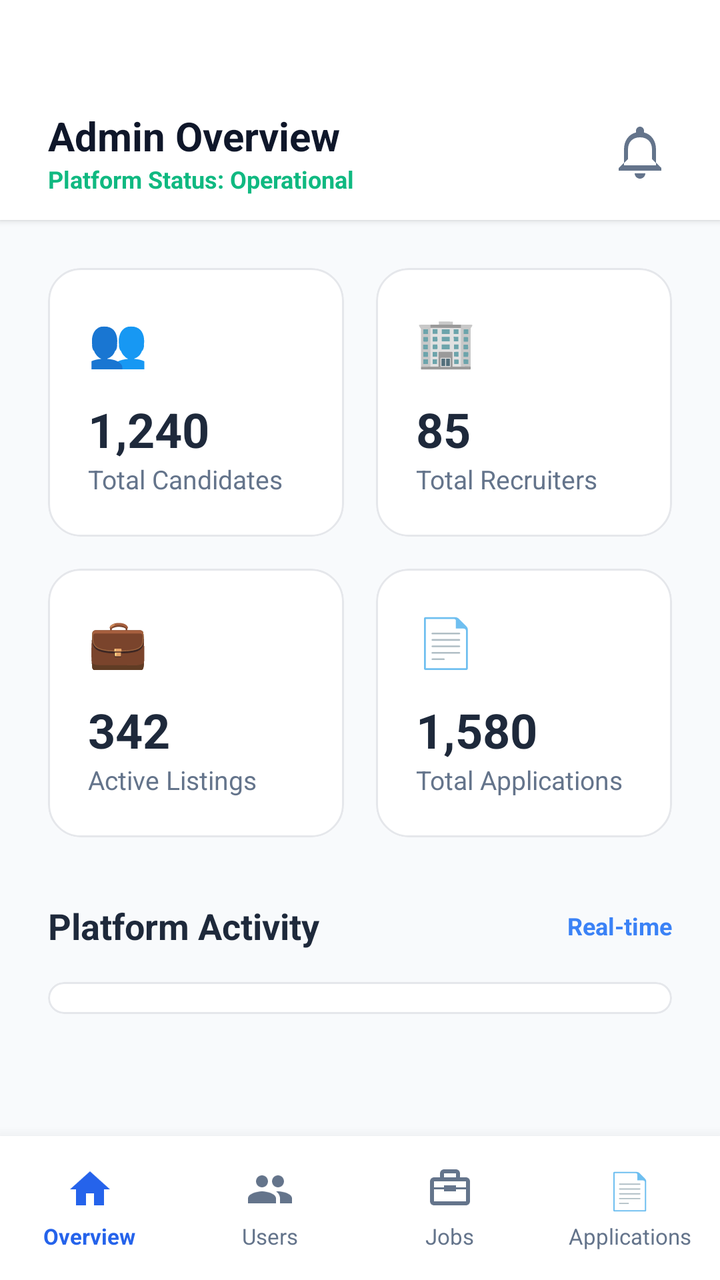
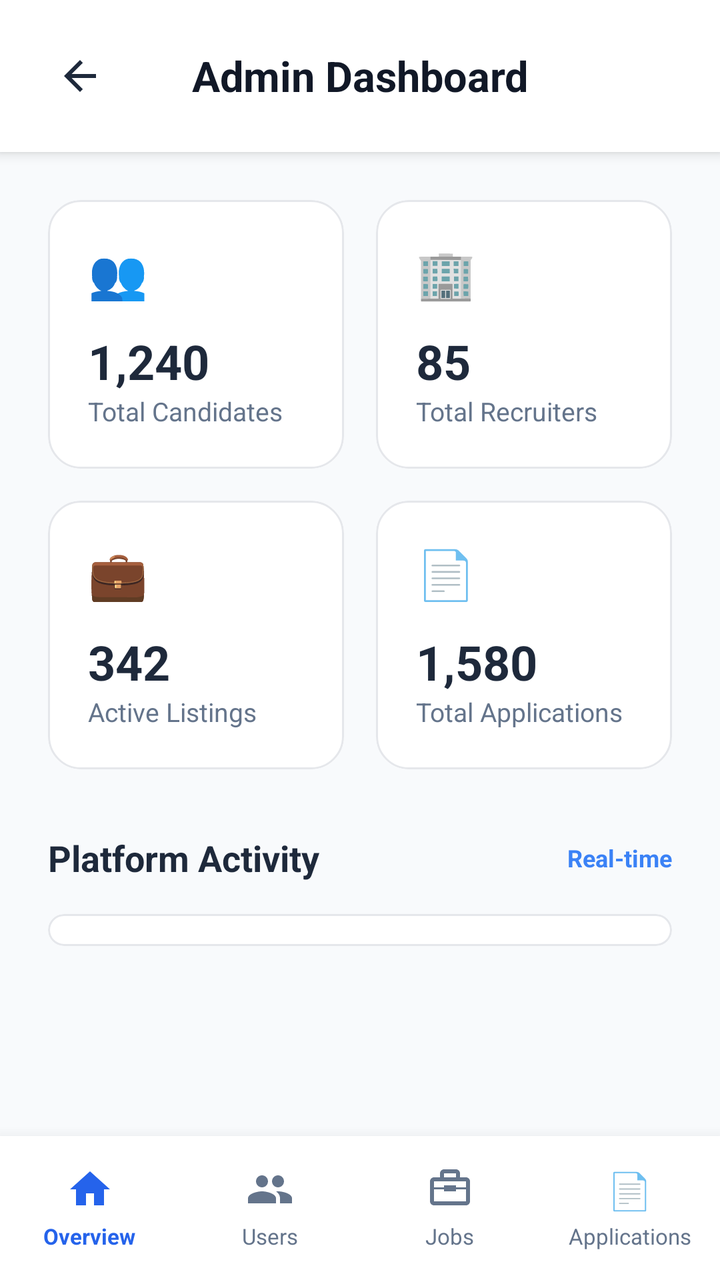

An Android layout rendered at two revisions. The XML below is the earlier revision; the diff shows what the commit changed to produce the second picture.
<!-- AndroidManifest.xml: application theme Theme.CloudHire -->
<!-- res/layout/activity_admin_dashboard.xml -->
<?xml version="1.0" encoding="utf-8"?>
<LinearLayout xmlns:android="http://schemas.android.com/apk/res/android"
    xmlns:app="http://schemas.android.com/apk/res-auto"
    android:layout_width="match_parent"
    android:layout_height="match_parent"
    android:background="#F8FAFC"
    android:fitsSystemWindows="true"
    android:orientation="vertical">

    
    <LinearLayout
        android:layout_width="match_parent"
        android:layout_height="110dp"
        android:background="@android:color/white"
        android:elevation="2dp"
        android:gravity="center_vertical"
        android:orientation="horizontal"
        android:paddingStart="24dp"
        android:paddingTop="42dp"
        android:paddingEnd="24dp">

        <LinearLayout
            android:layout_width="0dp"
            android:layout_height="wrap_content"
            android:layout_weight="1"
            android:orientation="vertical">

            <TextView
                android:layout_width="wrap_content"
                android:layout_height="wrap_content"
                android:text="Admin Overview"
                android:textColor="#0F172A"
                android:textSize="20sp"
                android:textStyle="bold" />

            <TextView
                android:layout_width="wrap_content"
                android:layout_height="wrap_content"
                android:text="Platform Status: Operational"
                android:textColor="#10B981"
                android:textSize="12sp"
                android:textStyle="bold" />
        </LinearLayout>

        <ImageView
            android:layout_width="32dp"
            android:layout_height="32dp"
            android:src="@drawable/recruiter_dashboard_notifications"
            app:tint="#64748B" />

    </LinearLayout>

    
    <androidx.core.widget.NestedScrollView
        android:layout_width="match_parent"
        android:layout_height="0dp"
        android:layout_weight="1"
        android:fillViewport="true">

        <LinearLayout
            android:layout_width="match_parent"
            android:layout_height="wrap_content"
            android:orientation="vertical"
            android:padding="24dp">

            
            <GridLayout
                android:layout_width="match_parent"
                android:layout_height="wrap_content"
                android:alignmentMode="alignMargins"
                android:columnCount="2"
                android:rowCount="2">

                
                <androidx.cardview.widget.CardView
                    android:layout_width="0dp"
                    android:layout_height="wrap_content"
                    android:layout_columnWeight="1"
                    android:layout_marginEnd="8dp"
                    android:layout_marginBottom="16dp"
                    app:cardCornerRadius="16dp"
                    app:cardElevation="0dp">

                    <LinearLayout
                        android:layout_width="match_parent"
                        android:layout_height="wrap_content"
                        android:background="@drawable/recruiter_dashboard_card"
                        android:orientation="vertical"
                        android:padding="20dp">

                        <TextView
                            android:layout_width="wrap_content"
                            android:layout_height="wrap_content"
                            android:text="👥"
                            android:textSize="24sp" />

                        <TextView
                            android:id="@+id/txtTotalCandidates"
                            android:layout_width="wrap_content"
                            android:layout_height="wrap_content"
                            android:layout_marginTop="12dp"
                            android:text="1,240"
                            android:textColor="#1E293B"
                            android:textSize="24sp"
                            android:textStyle="bold" />

                        <TextView
                            android:layout_width="wrap_content"
                            android:layout_height="wrap_content"
                            android:text="Total Candidates"
                            android:textColor="#64748B"
                            android:textSize="13sp" />
                    </LinearLayout>
                </androidx.cardview.widget.CardView>

                
                <androidx.cardview.widget.CardView
                    android:layout_width="0dp"
                    android:layout_height="wrap_content"
                    android:layout_columnWeight="1"
                    android:layout_marginStart="8dp"
                    android:layout_marginBottom="16dp"
                    app:cardCornerRadius="16dp"
                    app:cardElevation="0dp">

                    <LinearLayout
                        android:layout_width="match_parent"
                        android:layout_height="wrap_content"
                        android:background="@drawable/recruiter_dashboard_card"
                        android:orientation="vertical"
                        android:padding="20dp">

                        <TextView
                            android:layout_width="wrap_content"
                            android:layout_height="wrap_content"
                            android:text="🏢"
                            android:textSize="24sp" />

                        <TextView
                            android:id="@+id/txtTotalRecruiters"
                            android:layout_width="wrap_content"
                            android:layout_height="wrap_content"
                            android:layout_marginTop="12dp"
                            android:text="85"
                            android:textColor="#1E293B"
                            android:textSize="24sp"
                            android:textStyle="bold" />

                        <TextView
                            android:layout_width="wrap_content"
                            android:layout_height="wrap_content"
                            android:text="Total Recruiters"
                            android:textColor="#64748B"
                            android:textSize="13sp" />
                    </LinearLayout>
                </androidx.cardview.widget.CardView>

                
                <androidx.cardview.widget.CardView
                    android:layout_width="0dp"
                    android:layout_height="wrap_content"
                    android:layout_columnWeight="1"
                    android:layout_marginEnd="8dp"
                    app:cardCornerRadius="16dp"
                    app:cardElevation="0dp">

                    <LinearLayout
                        android:layout_width="match_parent"
                        android:layout_height="wrap_content"
                        android:background="@drawable/recruiter_dashboard_card"
                        android:orientation="vertical"
                        android:padding="20dp">

                        <TextView
                            android:layout_width="wrap_content"
                            android:layout_height="wrap_content"
                            android:text="💼"
                            android:textSize="24sp" />

                        <TextView
                            android:id="@+id/txtTotalJobs"
                            android:layout_width="wrap_content"
                            android:layout_height="wrap_content"
                            android:layout_marginTop="12dp"
                            android:text="342"
                            android:textColor="#1E293B"
                            android:textSize="24sp"
                            android:textStyle="bold" />

                        <TextView
                            android:layout_width="wrap_content"
                            android:layout_height="wrap_content"
                            android:text="Active Listings"
                            android:textColor="#64748B"
                            android:textSize="13sp" />
                    </LinearLayout>
                </androidx.cardview.widget.CardView>

                
                <androidx.cardview.widget.CardView
                    android:layout_width="0dp"
                    android:layout_height="wrap_content"
                    android:layout_columnWeight="1"
                    android:layout_marginStart="8dp"
                    app:cardCornerRadius="16dp"
                    app:cardElevation="0dp">

                    <LinearLayout
                        android:layout_width="match_parent"
                        android:layout_height="wrap_content"
                        android:background="@drawable/recruiter_dashboard_card"
                        android:orientation="vertical"
                        android:padding="20dp">

                        <TextView
                            android:layout_width="wrap_content"
                            android:layout_height="wrap_content"
                            android:text="📄"
                            android:textSize="24sp" />

                        <TextView
                            android:id="@+id/txtTotalApplications"
                            android:layout_width="wrap_content"
                            android:layout_height="wrap_content"
                            android:layout_marginTop="12dp"
                            android:text="1,580"
                            android:textColor="#1E293B"
                            android:textSize="24sp"
                            android:textStyle="bold" />

                        <TextView
                            android:layout_width="wrap_content"
                            android:layout_height="wrap_content"
                            android:text="Total Applications"
                            android:textColor="#64748B"
                            android:textSize="13sp" />
                    </LinearLayout>
                </androidx.cardview.widget.CardView>

            </GridLayout>

            
            <LinearLayout
                android:layout_width="match_parent"
                android:layout_height="wrap_content"
                android:layout_marginTop="32dp"
                android:gravity="center_vertical"
                android:orientation="horizontal">

                <TextView
                    android:layout_width="0dp"
                    android:layout_height="wrap_content"
                    android:layout_weight="1"
                    android:text="Platform Activity"
                    android:textColor="#1E293B"
                    android:textSize="18sp"
                    android:textStyle="bold" />

                <TextView
                    android:layout_width="wrap_content"
                    android:layout_height="wrap_content"
                    android:text="Real-time"
                    android:textColor="#3B82F6"
                    android:textSize="12sp"
                    android:textStyle="bold" />
            </LinearLayout>

            <androidx.cardview.widget.CardView
                android:layout_width="match_parent"
                android:layout_height="wrap_content"
                android:layout_marginTop="16dp"
                app:cardCornerRadius="16dp"
                app:cardElevation="0dp">

                <LinearLayout
                    android:id="@+id/recentActivityContainer"
                    android:layout_width="match_parent"
                    android:layout_height="wrap_content"
                    android:background="@drawable/recruiter_dashboard_card"
                    android:orientation="vertical"
                    android:padding="8dp" />

            </androidx.cardview.widget.CardView>

        </LinearLayout>
    </androidx.core.widget.NestedScrollView>

    
    <LinearLayout
        android:layout_width="match_parent"
        android:layout_height="72dp"
        android:background="@android:color/white"
        android:elevation="12dp"
        android:gravity="center_vertical"
        android:orientation="horizontal">

        <LinearLayout
            android:id="@+id/navAdminHome"
            android:layout_width="0dp"
            android:layout_height="match_parent"
            android:layout_weight="1"
            android:clickable="true"
            android:focusable="true"
            android:gravity="center"
            android:orientation="vertical">

            <ImageView
                android:layout_width="24dp"
                android:layout_height="24dp"
                android:src="@drawable/recruiter_dashboard_home"
                app:tint="@color/dashboard_primary" />

            <TextView
                android:layout_width="wrap_content"
                android:layout_height="wrap_content"
                android:layout_marginTop="4dp"
                android:text="Overview"
                android:textColor="@color/dashboard_primary"
                android:textSize="11sp"
                android:textStyle="bold" />
        </LinearLayout>

        <LinearLayout
            android:id="@+id/navAdminUsers"
            android:layout_width="0dp"
            android:layout_height="match_parent"
            android:layout_weight="1"
            android:clickable="true"
            android:focusable="true"
            android:gravity="center"
            android:orientation="vertical">

            <ImageView
                android:layout_width="24dp"
                android:layout_height="24dp"
                android:src="@drawable/recruiter_dashboard_people"
                app:tint="#64748B" />

            <TextView
                android:layout_width="wrap_content"
                android:layout_height="wrap_content"
                android:layout_marginTop="4dp"
                android:text="Users"
                android:textColor="#64748B"
                android:textSize="11sp" />
        </LinearLayout>

        <LinearLayout
            android:id="@+id/navAdminJobs"
            android:layout_width="0dp"
            android:layout_height="match_parent"
            android:layout_weight="1"
            android:clickable="true"
            android:focusable="true"
            android:gravity="center"
            android:orientation="vertical">

            <ImageView
                android:layout_width="24dp"
                android:layout_height="24dp"
                android:src="@drawable/recruiter_dashboard_briefcase"
                app:tint="#64748B" />

            <TextView
                android:layout_width="wrap_content"
                android:layout_height="wrap_content"
                android:layout_marginTop="4dp"
                android:text="Jobs"
                android:textColor="#64748B"
                android:textSize="11sp" />
        </LinearLayout>

        <LinearLayout
            android:id="@+id/navAdminApps"
            android:layout_width="0dp"
            android:layout_height="match_parent"
            android:layout_weight="1"
            android:clickable="true"
            android:focusable="true"
            android:gravity="center"
            android:orientation="vertical">

            <TextView
                android:layout_width="wrap_content"
                android:layout_height="24dp"
                android:text="📄"
                android:textSize="18sp" />

            <TextView
                android:layout_width="wrap_content"
                android:layout_height="wrap_content"
                android:layout_marginTop="4dp"
                android:text="Applications"
                android:textColor="#64748B"
                android:textSize="11sp" />
        </LinearLayout>

    </LinearLayout>
</LinearLayout>
<!-- resources referenced by this layout -->
<resources>
  <color name="dashboard_primary">#2563EB</color>
  <!-- drawable recruiter_dashboard_briefcase (drawable) -->
  <?xml version="1.0" encoding="utf-8"?>
  <vector xmlns:android="http://schemas.android.com/apk/res/android"
      android:width="24dp"
      android:height="24dp"
      android:viewportWidth="24"
      android:viewportHeight="24">
  
      <path
          android:fillColor="#667085"
          android:pathData="M20,6h-3V4c0,-1.1 -0.9,-2 -2,-2H9c-1.1,0 -2,0.9 -2,2v2H4c-1.1,0 -2,0.9 -2,2v10c0,1.1 0.9,2 2,2h16c1.1,0 2,-0.9 2,-2V8c0,-1.1 -0.9,-2 -2,-2zM9,4h6v2H9V4zM20,18H4v-6h5v1h6v-1h5v6zM9,11H4V8h16v3h-5v-1H9v1z" />
  
  </vector>
  <!-- drawable recruiter_dashboard_card (drawable) -->
  <?xml version="1.0" encoding="utf-8"?>
  <shape xmlns:android="http://schemas.android.com/apk/res/android">
  
      <solid android:color="#FFFFFF"/>
  
      <corners android:radius="16dp"/>
  
      <stroke
          android:width="1dp"
          android:color="#E5E7EB"/>
  
  </shape>
  <!-- drawable recruiter_dashboard_home (drawable) -->
  <?xml version="1.0" encoding="utf-8"?>
  <vector xmlns:android="http://schemas.android.com/apk/res/android"
      android:width="24dp"
      android:height="24dp"
      android:viewportWidth="24"
      android:viewportHeight="24">
  
      <path
          android:fillColor="#2563EB"
          android:pathData="M10,20v-6h4v6h5v-8h3L12,3 2,12h3v8z" />
  
  </vector>
  <!-- drawable recruiter_dashboard_notifications (drawable) -->
  <?xml version="1.0" encoding="utf-8"?>
  <vector xmlns:android="http://schemas.android.com/apk/res/android"
      android:width="24dp"
      android:height="24dp"
      android:viewportWidth="24"
      android:viewportHeight="24">
  
      <path
          android:fillColor="#344054"
          android:pathData="M12,22c1.1,0 2,-0.9 2,-2h-4c0,1.1 0.9,2 2,2zM18,16v-5c0,-3.07 -1.63,-5.64 -4.5,-6.32V4c0,-0.83 -0.67,-1.5 -1.5,-1.5S10.5,3.17 10.5,4v0.68C7.63,5.36 6,7.93 6,11v5l-2,2v1h16v-1l-2,-2zM18,17H6v-0.83l1.5,-1.5V11c0,-2.48 1.51,-4.5 4.5,-4.5s4.5,2.02 4.5,4.5v3.67l1.5,1.5V17z" />
  
  </vector>
  <!-- drawable recruiter_dashboard_people (drawable) -->
  <?xml version="1.0" encoding="utf-8"?>
  <vector xmlns:android="http://schemas.android.com/apk/res/android"
      android:width="24dp"
      android:height="24dp"
      android:viewportWidth="24"
      android:viewportHeight="24">
  
      <path
          android:fillColor="#667085"
          android:pathData="M16,11c1.66,0 2.99,-1.34 2.99,-3S17.66,5 16,5s-3,1.34 -3,3 1.34,3 3,3zM8,11c1.66,0 2.99,-1.34 2.99,-3S9.66,5 8,5 5,6.34 5,8s1.34,3 3,3zM8,13c-2.33,0 -7,1.17 -7,3.5V19h14v-2.5C15,14.17 10.33,13 8,13zM16,13c-0.29,0 -0.62,0.02 -0.97,0.05 1.16,0.84 1.97,1.94 1.97,3.45V19h6v-2.5c0,-2.33 -4.67,-3.5 -7,-3.5z" />
  
  </vector>
  <style name="Theme.CloudHire" parent="Base.Theme.CloudHire" />
  <style name="Base.Theme.CloudHire" parent="Theme.Material3.DayNight.NoActionBar">
          
          
      </style>
</resources>

<!-- the commit's change to res/layout/activity_admin_dashboard.xml (unified diff, before → after) -->
@@ -1,5 +1,6 @@
 <?xml version="1.0" encoding="utf-8"?>
-<LinearLayout xmlns:android="http://schemas.android.com/apk/res/android"
+<LinearLayout
+    xmlns:android="http://schemas.android.com/apk/res/android"
     xmlns:app="http://schemas.android.com/apk/res-auto"
     android:layout_width="match_parent"
     android:layout_height="match_parent"
@@ -8,49 +9,47 @@
     android:orientation="vertical">
 
     
+
     <LinearLayout
         android:layout_width="match_parent"
-        android:layout_height="110dp"
-        android:background="@android:color/white"
-        android:elevation="2dp"
+        android:layout_height="76dp"
+        android:orientation="horizontal"
         android:gravity="center_vertical"
-        android:orientation="horizontal"
-        android:paddingStart="24dp"
-        android:paddingTop="42dp"
-        android:paddingEnd="24dp">
-
-        <LinearLayout
+        android:paddingStart="16dp"
+        android:paddingEnd="16dp"
+        android:background="#FFFFFF"
+        android:elevation="4dp">
+
+        <ImageButton
+            android:id="@+id/btnAdminBack"
+            android:layout_width="48dp"
+            android:layout_height="48dp"
+            android:background="@android:color/transparent"
+            android:src="@drawable/ic_arrow_back"
+            android:padding="12dp"
+            android:contentDescription="Back"
+            app:tint="#1E293B" />
+
+        <TextView
             android:layout_width="0dp"
             android:layout_height="wrap_content"
             android:layout_weight="1"
-            android:orientation="vertical">
-
-            <TextView
-                android:layout_width="wrap_content"
-                android:layout_height="wrap_content"
-                android:text="Admin Overview"
-                android:textColor="#0F172A"
-                android:textSize="20sp"
-                android:textStyle="bold" />
-
-            <TextView
-                android:layout_width="wrap_content"
-                android:layout_height="wrap_content"
-                android:text="Platform Status: Operational"
-                android:textColor="#10B981"
-                android:textSize="12sp"
-                android:textStyle="bold" />
-        </LinearLayout>
-
-        <ImageView
-            android:layout_width="32dp"
-            android:layout_height="32dp"
-            android:src="@drawable/recruiter_dashboard_notifications"
-            app:tint="#64748B" />
+            android:gravity="center"
+            android:text="Admin Dashboard"
+            android:textColor="#111827"
+            android:textSize="21sp"
+            android:textStyle="bold" />
+
+        
+        <View
+            android:layout_width="48dp"
+            android:layout_height="48dp" />
 
     </LinearLayout>
 
+
     
+
     <androidx.core.widget.NestedScrollView
         android:layout_width="match_parent"
         android:layout_height="0dp"
@@ -64,6 +63,7 @@
             android:padding="24dp">
 
             
+
             <GridLayout
                 android:layout_width="match_parent"
                 android:layout_height="wrap_content"
@@ -72,6 +72,7 @@
                 android:rowCount="2">
 
                 
+
                 <androidx.cardview.widget.CardView
                     android:layout_width="0dp"
                     android:layout_height="wrap_content"
@@ -110,10 +111,14 @@
                             android:text="Total Candidates"
                             android:textColor="#64748B"
                             android:textSize="13sp" />
+
                     </LinearLayout>
+
                 </androidx.cardview.widget.CardView>
 
+
                 
+
                 <androidx.cardview.widget.CardView
                     android:layout_width="0dp"
                     android:layout_height="wrap_content"
@@ -152,10 +157,14 @@
                             android:text="Total Recruiters"
                             android:textColor="#64748B"
                             android:textSize="13sp" />
+
                     </LinearLayout>
+
                 </androidx.cardview.widget.CardView>
 
+
                 
+
                 <androidx.cardview.widget.CardView
                     android:layout_width="0dp"
                     android:layout_height="wrap_content"
@@ -193,10 +202,14 @@
                             android:text="Active Listings"
                             android:textColor="#64748B"
                             android:textSize="13sp" />
+
                     </LinearLayout>
+
                 </androidx.cardview.widget.CardView>
 
+
                 
+
                 <androidx.cardview.widget.CardView
                     android:layout_width="0dp"
                     android:layout_height="wrap_content"
@@ -234,12 +247,16 @@
                             android:text="Total Applications"
                             android:textColor="#64748B"
                             android:textSize="13sp" />
+
                     </LinearLayout>
+
                 </androidx.cardview.widget.CardView>
 
             </GridLayout>
 
+
             
+
             <LinearLayout
                 android:layout_width="match_parent"
                 android:layout_height="wrap_content"
@@ -263,7 +280,9 @@
                     android:textColor="#3B82F6"
                     android:textSize="12sp"
                     android:textStyle="bold" />
+
             </LinearLayout>
+
 
             <androidx.cardview.widget.CardView
                 android:layout_width="match_parent"
@@ -283,9 +302,12 @@
             </androidx.cardview.widget.CardView>
 
         </LinearLayout>
+
     </androidx.core.widget.NestedScrollView>
 
+
     
+
     <LinearLayout
         android:layout_width="match_parent"
         android:layout_height="72dp"
@@ -293,6 +315,9 @@
         android:elevation="12dp"
         android:gravity="center_vertical"
         android:orientation="horizontal">
+
+
+        
 
         <LinearLayout
             android:id="@+id/navAdminHome"
@@ -318,7 +343,11 @@
                 android:textColor="@color/dashboard_primary"
                 android:textSize="11sp"
                 android:textStyle="bold" />
+
         </LinearLayout>
+
+
+        
 
         <LinearLayout
             android:id="@+id/navAdminUsers"
@@ -343,7 +372,11 @@
                 android:text="Users"
                 android:textColor="#64748B"
                 android:textSize="11sp" />
+
         </LinearLayout>
+
+
+        
 
         <LinearLayout
             android:id="@+id/navAdminJobs"
@@ -368,7 +401,11 @@
                 android:text="Jobs"
                 android:textColor="#64748B"
                 android:textSize="11sp" />
+
         </LinearLayout>
+
+
+        
 
         <LinearLayout
             android:id="@+id/navAdminApps"
@@ -393,7 +430,9 @@
                 android:text="Applications"
                 android:textColor="#64748B"
                 android:textSize="11sp" />
+
         </LinearLayout>
 
     </LinearLayout>
+
 </LinearLayout>
<!-- resource entries referenced after the edit -->
@@ -1,6 +1,20 @@
 <!-- resources referenced by this layout -->
 <resources>
   <color name="dashboard_primary">#2563EB</color>
+  <!-- drawable ic_arrow_back (drawable) -->
+  <?xml version="1.0" encoding="utf-8"?>
+  <vector
+      xmlns:android="http://schemas.android.com/apk/res/android"
+      android:width="24dp"
+      android:height="24dp"
+      android:viewportWidth="24"
+      android:viewportHeight="24">
+  
+      <path
+          android:fillColor="#1E3A8A"
+          android:pathData="M20,11H7.83l5.59,-5.59L12,4l-8,8 8,8 1.41,-1.41L7.83,13H20v-2z" />
+  
+  </vector>
   <!-- drawable recruiter_dashboard_briefcase (drawable) -->
   <?xml version="1.0" encoding="utf-8"?>
   <vector xmlns:android="http://schemas.android.com/apk/res/android"
@@ -40,19 +54,6 @@
           android:pathData="M10,20v-6h4v6h5v-8h3L12,3 2,12h3v8z" />
   
   </vector>
-  <!-- drawable recruiter_dashboard_notifications (drawable) -->
-  <?xml version="1.0" encoding="utf-8"?>
-  <vector xmlns:android="http://schemas.android.com/apk/res/android"
-      android:width="24dp"
-      android:height="24dp"
-      android:viewportWidth="24"
-      android:viewportHeight="24">
-  
-      <path
-          android:fillColor="#344054"
-          android:pathData="M12,22c1.1,0 2,-0.9 2,-2h-4c0,1.1 0.9,2 2,2zM18,16v-5c0,-3.07 -1.63,-5.64 -4.5,-6.32V4c0,-0.83 -0.67,-1.5 -1.5,-1.5S10.5,3.17 10.5,4v0.68C7.63,5.36 6,7.93 6,11v5l-2,2v1h16v-1l-2,-2zM18,17H6v-0.83l1.5,-1.5V11c0,-2.48 1.51,-4.5 4.5,-4.5s4.5,2.02 4.5,4.5v3.67l1.5,1.5V17z" />
-  
-  </vector>
   <!-- drawable recruiter_dashboard_people (drawable) -->
   <?xml version="1.0" encoding="utf-8"?>
   <vector xmlns:android="http://schemas.android.com/apk/res/android"
